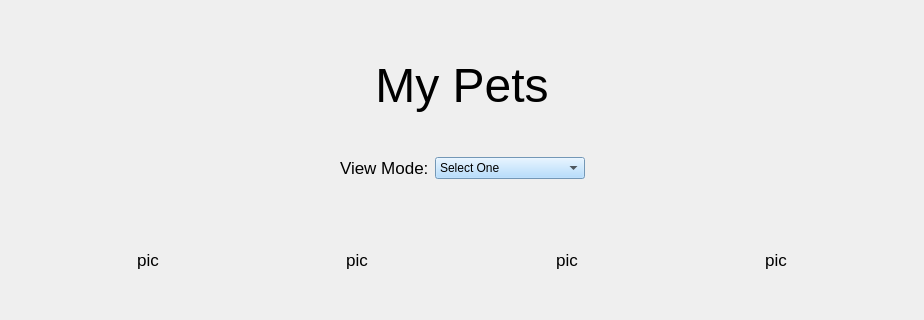
This is team1_1/GUI/mypets.ui in lee-anh/Adopet as Qt 5 draws it before an edit; both pictures show x 0 to 924 and y 0 to 320 of the 924 by 579 pixel window. The edited form follows.
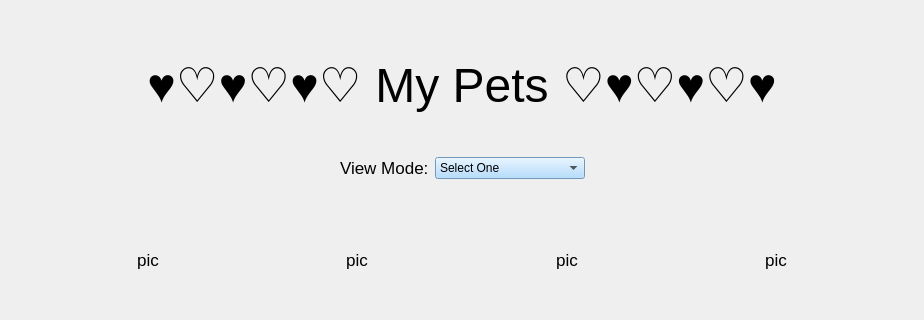
This is the edited form.

The edit to the form file:
```diff
--- a/team1_1/GUI/mypets.ui
+++ b/team1_1/GUI/mypets.ui
@@ -472,7 +472,7 @@
           </font>
          </property>
          <property name="text">
-          <string>My Pets</string>
+          <string>♥♡♥♡♥♡ My Pets ♡♥♡♥♡♥</string>
          </property>
          <property name="alignment">
           <set>Qt::AlignCenter</set>
```
Left out of the diff: 2 changed lines with no effect on the pictures.
